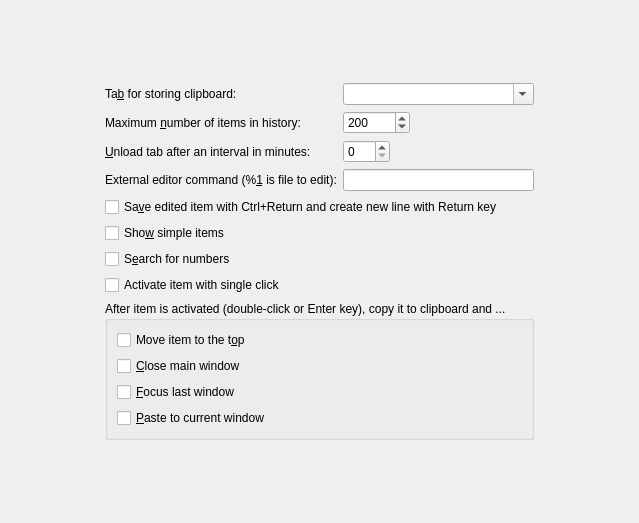
This is src/ui/configtabhistory.ui in hluk/CopyQ as Qt 5 draws it before an edit. The edited form follows.
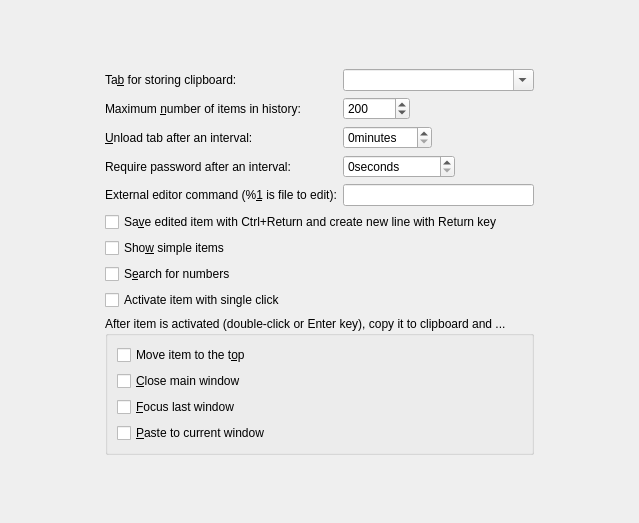
This is the edited form.

Commit message:
Allow to set custom encryption password expiration
This change also block any clients until configuration is fully loaded,
this also includes mainly asking user for the initial encryption
password to decrypt data, before clients can retrieve items.

Patch:
```diff
--- a/src/ui/configtabhistory.ui
+++ b/src/ui/configtabhistory.ui
@@ -102,7 +102,7 @@
         <item row="2" column="0">
          <widget class="QLabel" name="label_3">
           <property name="text">
-           <string>&amp;Unload tab after an interval in minutes:</string>
+           <string>&amp;Unload tab after an interval:</string>
           </property>
           <property name="buddy">
            <cstring>spinBoxExpireTab</cstring>
@@ -118,6 +118,9 @@
 
 Set to 0 not to unload tabs.</string>
             </property>
+            <property name="suffix">
+             <string>minutes</string>
+            </property>
             <property name="maximum">
              <number>480</number>
             </property>
@@ -139,6 +142,48 @@
          </layout>
         </item>
         <item row="3" column="0">
+         <widget class="QLabel" name="labelEncryptedExpireSeconds">
+          <property name="text">
+           <string>Require password after an interval:</string>
+          </property>
+          <property name="buddy">
+           <cstring>spinBoxExpireEncryptedTabSeconds</cstring>
+          </property>
+         </widget>
+        </item>
+        <item row="3" column="1">
+         <layout class="QHBoxLayout" name="horizontalLayoutEncryptedExpireSeconds">
+          <item>
+           <widget class="QSpinBox" name="spinBoxExpireEncryptedTabSeconds">
+            <property name="toolTip">
+             <string>Timeout in seconds for encrypted tabs to require password again.
+
+Set to 0 to disable globally.</string>
+            </property>
+            <property name="suffix">
+             <string>seconds</string>
+            </property>
+            <property name="maximum">
+             <number>999999</number>
+            </property>
+           </widget>
+          </item>
+          <item>
+           <spacer name="horizontalSpacerEncryptedExpireSeconds">
+            <property name="orientation">
+             <enum>Qt::Horizontal</enum>
+            </property>
+            <property name="sizeHint" stdset="0">
+             <size>
+              <width>40</width>
+              <height>20</height>
+             </size>
+            </property>
+           </spacer>
+          </item>
+         </layout>
+        </item>
+        <item row="4" column="0">
          <widget class="QLabel" name="label_6">
           <property name="text">
            <string>External editor command (%&amp;1 is file to edit):</string>
@@ -148,7 +193,7 @@
           </property>
          </widget>
         </item>
-        <item row="3" column="1">
+        <item row="4" column="1">
          <widget class="QLineEdit" name="lineEditEditor">
           <property name="toolTip">
            <string>External editor command (%1 is file to edit).
```
The commit also changes 26 other files.
